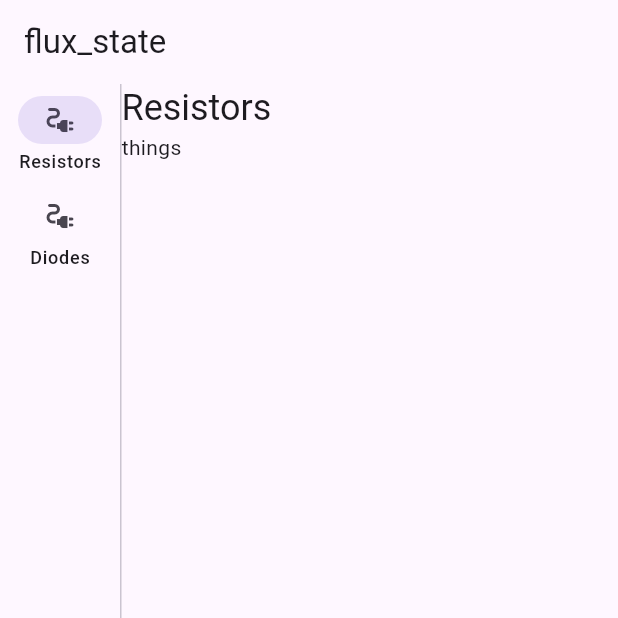
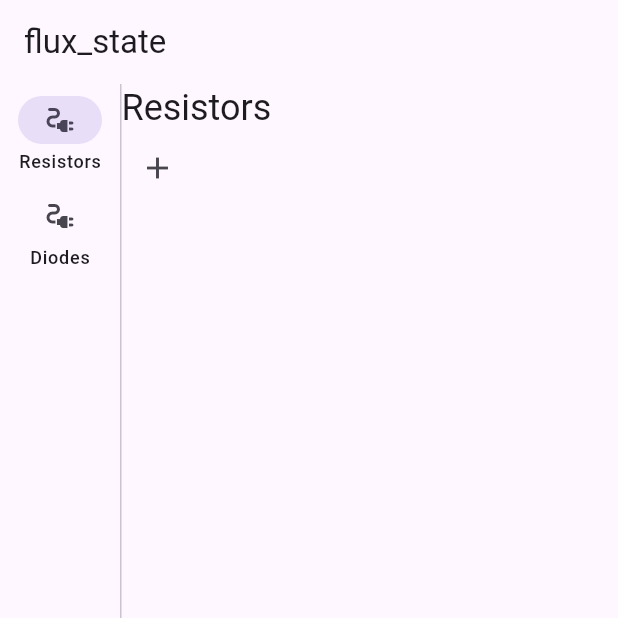
Before and after one commit to carlgreen/flux_state, a Flutter app: the screen it shows after launch, on a phone screen of 412 x 824 dp, the top half of it. Run offline on Flutter 3.47's test engine with Material 3 defaults, Android fonts, the phone set to English and light mode, and no system bars.

Commit message:
try displaying some dummy data with a probably-wrong architecture

```diff
--- a/lib/main.dart
+++ b/lib/main.dart
@@ -1,11 +1,14 @@
 import 'package:flutter/material.dart';
 
 void main() {
-  runApp(const MainApp());
+  final model = InventoryModel();
+  runApp(MainApp(model));
 }
 
 class MainApp extends StatelessWidget {
-  const MainApp({super.key});
+  const MainApp(this.model, {super.key});
+
+  final InventoryModel model;
 
   @override
   Widget build(BuildContext context) {
@@ -17,23 +20,34 @@ class MainApp extends StatelessWidget {
             child: Text('flux_state'),
           ),
         ),
-        body: const Center(child: FluxStateApp()),
+        body: Center(child: FluxStateApp(model)),
       ),
     );
   }
 }
 
-class FluxStateApp extends StatelessWidget {
-  const FluxStateApp({super.key});
+class FluxStateApp extends StatefulWidget {
+  const FluxStateApp(this.model, {super.key});
+
+  final InventoryModel model;
 
   @override
+  State<FluxStateApp> createState() => _FluxStateAppState();
+}
+
+class _FluxStateAppState extends State<FluxStateApp> {
+  @override
   Widget build(BuildContext context) {
-    return const ComponentCatalogScreen();
+    final InventoryViewModel viewModel = InventoryViewModel(widget.model);
+
+    return ComponentCatalogScreen(viewModel: viewModel);
   }
 }
 
 class ComponentCatalogScreen extends StatefulWidget {
-  const ComponentCatalogScreen({super.key});
+  const ComponentCatalogScreen({required this.viewModel, super.key});
+
+  final InventoryViewModel viewModel;
 
   @override
   State<ComponentCatalogScreen> createState() => _ComponentCatalogScreenState();
@@ -68,7 +82,13 @@ class _ComponentCatalogScreenState extends State<ComponentCatalogScreen> {
           const VerticalDivider(thickness: 1, width: 1),
           Expanded(
             child: _ComponentCatalogDetailScreen(
+              viewModel: widget.viewModel,
               componentType: items[_selectedIndex],
+              model: switch (_selectedIndex) {
+                0 => widget.viewModel.resistors,
+                1 => widget.viewModel.diodes,
+                _ => null,
+              },
             ),
           ),
         ],
@@ -77,19 +97,101 @@ class _ComponentCatalogScreenState extends State<ComponentCatalogScreen> {
   }
 }
 
-class _ComponentCatalogDetailScreen extends StatelessWidget {
-  const _ComponentCatalogDetailScreen({required this.componentType});
+class _ComponentCatalogDetailScreen extends StatefulWidget {
+  const _ComponentCatalogDetailScreen({
+    required this.viewModel,
+    required this.componentType,
+    required this.model,
+  });
 
+  final InventoryViewModel viewModel;
   final String componentType;
+  final Iterable? model;
 
+  @override
+  State<_ComponentCatalogDetailScreen> createState() =>
+      _ComponentCatalogDetailScreenState();
+}
+
+class _ComponentCatalogDetailScreenState
+    extends State<_ComponentCatalogDetailScreen> {
   @override
   Widget build(BuildContext context) {
     return Column(
       crossAxisAlignment: CrossAxisAlignment.start,
       children: [
-        Text(componentType, style: Theme.of(context).textTheme.headlineSmall),
-        const Text('things'),
+        Text(
+          widget.componentType,
+          style: Theme.of(context).textTheme.headlineSmall,
+        ),
+        if (widget.model != null)
+          for (final item in widget.model!)
+            Padding(
+              padding: const EdgeInsets.all(8.0),
+              child: Text('thing: $item'),
+            ),
+        IconButton(
+          onPressed: () => setState(() {
+            widget.viewModel.addResistor();
+            widget.viewModel.addDiode();
+          }),
+          icon: const Icon(Icons.add),
+        ),
       ],
     );
   }
 }
+
+class Resistor {
+  Resistor({required this.value, required this.tolerance, required this.power});
+
+  final String value;
+  final String tolerance;
+  final String power;
+  int count = 0;
+
+  @override
+  String toString() {
+    return '$value $power ($tolerance): $count';
+  }
+}
+
+class Diode {
+  Diode({required this.code});
+
+  final String code;
+  int count = 0;
+
+  @override
+  String toString() {
+    return '$code: $count';
+  }
+}
+
+class InventoryModel {
+  final List<Resistor> resistors = List.empty(growable: true);
+  final List<Diode> diodes = List.empty(growable: true);
+
+  InventoryModel();
+}
+
+class InventoryViewModel extends ChangeNotifier {
+  final InventoryModel model;
+
+  InventoryViewModel(this.model);
+
+  Iterable<Resistor> get resistors => model.resistors;
+  Iterable<Diode> get diodes => model.diodes;
+
+  void addResistor() {
+    model.resistors.add(Resistor(value: '10k', tolerance: '5%', power: '1/4W'));
+
+    notifyListeners();
+  }
+
+  void addDiode() {
+    model.diodes.add(Diode(code: '1N34A'));
+
+    notifyListeners();
+  }
+}
```
